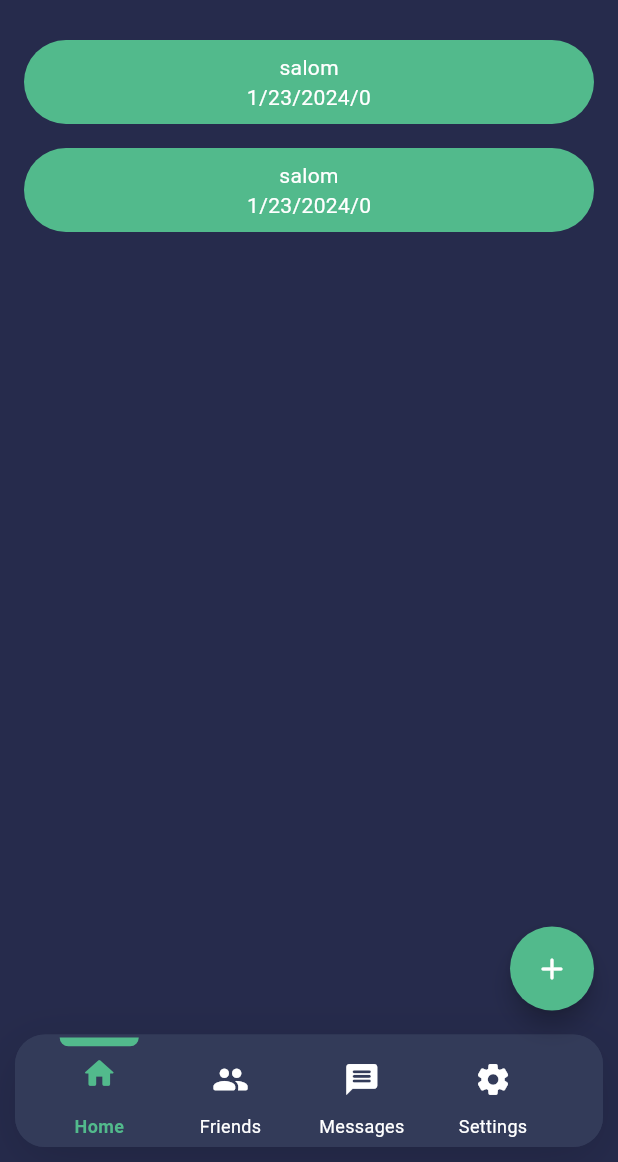
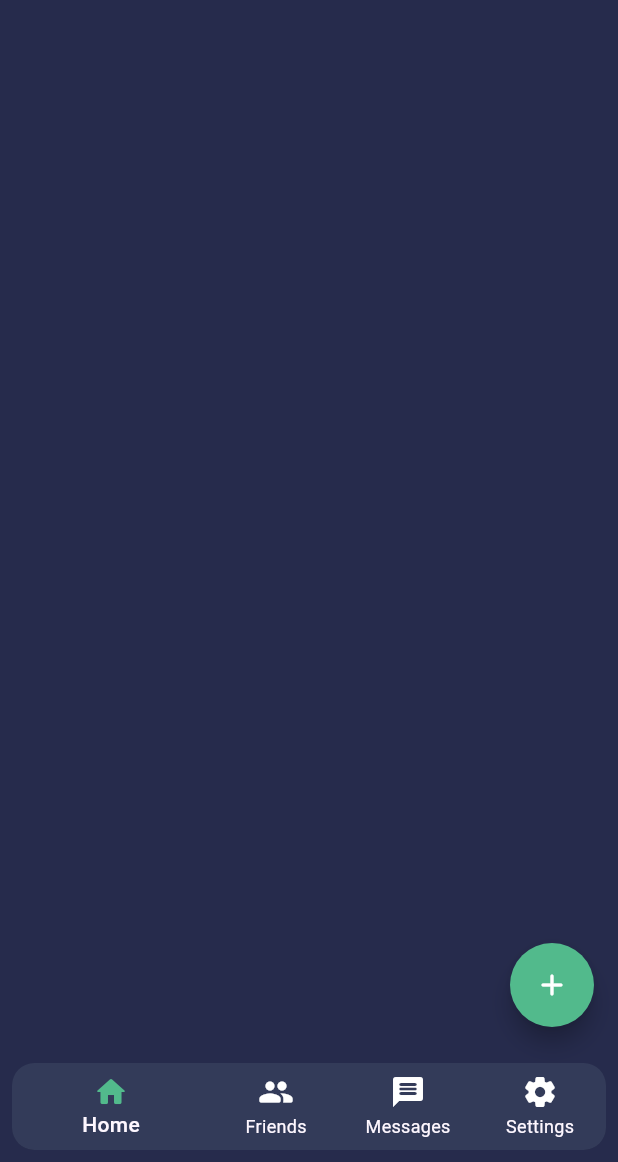
Before and after one commit to Fasliddin/Bubble, a Flutter app: the screen it shows after launch, on a phone screen of 412 x 824 dp, the part 74-1236 px from its top. Run offline on Flutter 3.47's test engine with Material 3 defaults, Android fonts, the phone set to English and light mode, and no system bars; our stand-ins replace flutter_svg, intl_phone_field, loading_animation_widget.

Commit message:
bottom bar bitirildi

```diff
--- a/bubble/lib/components/bottom_navigation.dart
+++ b/bubble/lib/components/bottom_navigation.dart
@@ -12,86 +12,58 @@ class BottomNavigation extends StatefulWidget {
 class _BottomNavigationState extends State<BottomNavigation> {
   @override
   Widget build(BuildContext context) {
-    Size size = MediaQuery.of(context).size;
-    return Container(
-      margin: const EdgeInsets.only(bottom: 10,left: 10,right: 10,top: 0),
-      height: size.width * .182,
-      decoration: BoxDecoration(
-        color: bottomNavigationColor,
-        border: Border.all(
-          color: searchBarColor.withOpacity(0.80),
+    return Padding(
+      padding: const EdgeInsets.all(8.0),
+      child: ClipRRect(
+        borderRadius: BorderRadius.circular(15),
+        child: BottomNavigationBar(
+          backgroundColor: bottomNavigationColor,
+          type: BottomNavigationBarType.shifting,
+          showSelectedLabels: true,
+          showUnselectedLabels: true,
+          selectedIconTheme: IconThemeData(
+            color: bubbleColor,
           ),
-        boxShadow: [
-          BoxShadow(
-            color: Colors.black.withOpacity(.15),
-            blurRadius: 30,
-            offset: const Offset(0, 10),
+          selectedLabelStyle: TextStyle(
+            color:  Color.fromRGBO(82, 186, 140, 1),
+            fontWeight: FontWeight.w500,
           ),
-        ],
-        borderRadius: BorderRadius.circular(20),
+          unselectedLabelStyle:
+              TextStyle(color: Colors.white, fontWeight: FontWeight.w400),
+          unselectedIconTheme: IconThemeData(
+            color: Colors.white,
           ),
-      child: Padding(
-        padding: const EdgeInsets.symmetric(horizontal: 1.5, vertical: 1),
-        child: ListView.builder(
-          itemCount: 4,
-          scrollDirection: Axis.horizontal,
-          padding: EdgeInsets.symmetric(horizontal: size.width * .024),
-          itemBuilder: (context, index) => InkWell(
-            onTap: () {
+          currentIndex: selectedIndex,
+          onTap: (value) {
             setState(
               () {
-                  selectedIndex = index;
+                selectedIndex = value;
+                print(selectedIndex);
               },
             );
           },
-            splashColor: Colors.transparent,
-            highlightColor: Colors.transparent,
-            child: Column(
-              mainAxisAlignment: MainAxisAlignment.spaceBetween,
-              children: [
-                AnimatedContainer(
-                  duration: const Duration(milliseconds: 1000),
-                  curve: Curves.fastLinearToSlowEaseIn,
-                  margin: EdgeInsets.only(
-                    bottom: index == selectedIndex ? 0 : size.width * .029,
-                    right: size.width * .0422,
-                    left: size.width * .0422,
+          items: const [
+            BottomNavigationBarItem(
+              icon: Icon(Icons.home_rounded),
+              label: "Home",
+              backgroundColor: bottomNavigationColor,
             ),
-                  width: size.width * .128,
-                  height: index == selectedIndex ? size.width * .014 : 0,
-                  decoration: const BoxDecoration(
-                    color: bubbleColor,
-                    borderRadius: BorderRadius.vertical(
-                      bottom: Radius.circular(10),
+            BottomNavigationBarItem(
+              icon: Icon(Icons.group_rounded),
+              label: "Friends",
+              backgroundColor: bottomNavigationColor,
             ),
+            BottomNavigationBarItem(
+              icon: Icon(Icons.message_rounded),
+              label: "Messages",
+              backgroundColor: bottomNavigationColor,
             ),
-                ),
-                Padding(
-                  padding: const EdgeInsets.all(1.0),
-                  child: Icon(
-                    listOfIcons[index],
-                    size: size.width * .060,
-                    color: index == selectedIndex ? bubbleColor : Colors.white,
-                  ),
-                ),
-                SizedBox(height: size.width * .0050),
-                Padding(
-                  padding: const EdgeInsets.all(3.0),
-                  child: Text(
-                    listOfText[index],
-                    style: TextStyle(
-                      color:
-                          index == selectedIndex ? bubbleColor : Colors.white,
-                      fontSize: 12,
-                      fontWeight: index == selectedIndex
-                          ? FontWeight.bold
-                          : FontWeight.normal,
-                    ),
-                  ),
+            BottomNavigationBarItem(
+              icon: Icon(Icons.settings_rounded),
+              label: "Settings",
+              backgroundColor: bottomNavigationColor,
             ),
           ],
-            ),
-          ),
         ),
       ),
     );
--- a/bubble/lib/data/functions.dart
+++ b/bubble/lib/data/functions.dart
@@ -5,8 +5,8 @@ void selectBottom(value) {
 }
 
 void datasadd() {
-  if (firstNameController.text.isNotEmpty) {
-    datas.add(firstNameController.text);
+  if (searchController.text.isNotEmpty) {
+    datas.add(searchController.text);
   }else{
     print("xato");
   }
--- a/bubble/lib/data/variables.dart
+++ b/bubble/lib/data/variables.dart
@@ -1,3 +1,5 @@
+import 'package:bubble/screens/account_screen.dart';
+import 'package:bubble/screens/home_page.dart';
 import 'package:flutter/material.dart';
 
 int selectedIndex = 0;
@@ -22,3 +24,9 @@ List<String> listOfText = [
   "Messages",
   "Settings",
 ];
+List listOfScreens = [
+  Home_page(),
+  account_page(),
+ Home_page(),
+  account_page(),
+];
--- /dev/null
+++ b/bubble/lib/screens/home_page.dart
@@ -0,0 +1,18 @@
+import 'package:bubble/data/colors.dart';
+import 'package:flutter/material.dart';
+
+class Home_page extends StatefulWidget {
+  const Home_page({super.key});
+
+  @override
+  State<Home_page> createState() => _Home_pageState();
+}
+
+class _Home_pageState extends State<Home_page> {
+  @override
+  Widget build(BuildContext context) {
+    return Scaffold(
+      backgroundColor: background,
+    );
+  }
+}
--- a/bubble/lib/screens/home_screen.dart
+++ b/bubble/lib/screens/home_screen.dart
@@ -1,11 +1,10 @@
-import 'package:bubble/components/bottom_navigation.dart';
 import 'package:bubble/components/icons.dart';
-import 'package:bubble/components/number_picker.dart';
+import 'package:bubble/components/add_account.dart';
 import 'package:bubble/data/colors.dart';
+import 'package:bubble/data/functions.dart';
 // import 'package:bubble/data/functions.dart';
 import 'package:bubble/data/variables.dart';
 import 'package:flutter/material.dart';
-
 
 class Home extends StatefulWidget {
   const Home({super.key});
@@ -25,10 +24,11 @@ class _HomeState extends State<Home> {
           setState(() {
             showModalBottomSheet(
                 context: context,
+                useRootNavigator: true,
+                constraints: BoxConstraints.expand(),
                 showDragHandle: false,
                 backgroundColor: background,
-              builder: (context) => Number_Picker()
-            );
+                builder: (context) => const addAccount());
           });
         },
         backgroundColor: bubbleColor,
@@ -69,7 +69,7 @@ class _HomeState extends State<Home> {
             onSubmitted: (value) {
               setState(() {
                 print(value);
-                // datasadd();
+                datasadd();
               });
             },
             textStyle: const MaterialStatePropertyAll(
@@ -99,55 +99,62 @@ class _HomeState extends State<Home> {
           ),
         ),
       ),
-      bottomNavigationBar: const BottomNavigation(),
-      body: Padding(
+      bottomNavigationBar: Padding(
         padding: const EdgeInsets.all(8.0),
-        child: ListView.builder(
-          itemCount: datas.length,
-          itemBuilder: (context, index) => GestureDetector(
-            onLongPress: () {
-              setState(() {
-                datas.removeAt(index);
-              });
-            },
-            child: Padding(
-              padding: const EdgeInsets.all(8.0),
-              child: Container(
-                // height: 30,
-                decoration: BoxDecoration(
-                  borderRadius: BorderRadius.circular(50),
+        child: ClipRRect(
+          borderRadius: BorderRadius.circular(15),
+          child: BottomNavigationBar(
+            backgroundColor: bottomNavigationColor,
+            type: BottomNavigationBarType.shifting,
+            showSelectedLabels: true,
+            showUnselectedLabels: true,
+            selectedIconTheme: IconThemeData(
               color: bubbleColor,
             ),
-                child: Padding(
-                  padding: const EdgeInsets.all(8.0),
-                  child: Column(
-                    children: [
-                      Text(
-                        datas[index],
-                        textAlign:
-                            index % 2 == 0 ? TextAlign.left : TextAlign.right,
-                        style: const TextStyle(
+            selectedLabelStyle: TextStyle(
+              color: Color.fromRGBO(82, 186, 140, 1),
+              fontWeight: FontWeight.w500,
+            ),
+            unselectedLabelStyle:
+                TextStyle(color: Colors.white, fontWeight: FontWeight.w400),
+            unselectedIconTheme: IconThemeData(
               color: Colors.white,
             ),
+            currentIndex: selectedIndex,
+            onTap: (value) {
+              setState(
+                () {
+                  selectedIndex = value;
+                  print(selectedIndex);
+                },
+              );
+            },
+            items: const [
+              BottomNavigationBarItem(
+                icon: Icon(Icons.home_rounded),
+                label: "Home",
+                backgroundColor: bottomNavigationColor,
               ),
-                      Text(
-                        "${DateTime.now().month.toString() + "/" + DateTime.now().day.toString() + "/" + DateTime.now().year.toString()}" +
-                            "/" +
-                            DateTime.now().second.toString(),
-                        textAlign:
-                            index % 2 != 0 ? TextAlign.left : TextAlign.right,
-                        style: const TextStyle(
-                          color: Colors.white,
+              BottomNavigationBarItem(
+                icon: Icon(Icons.group_rounded),
+                label: "Friends",
+                backgroundColor: bottomNavigationColor,
               ),
+              BottomNavigationBarItem(
+                icon: Icon(Icons.message_rounded),
+                label: "Messages",
+                backgroundColor: bottomNavigationColor,
+              ),
+              BottomNavigationBarItem(
+                icon: Icon(Icons.settings_rounded),
+                label: "Settings",
+                backgroundColor: bottomNavigationColor,
               ),
             ],
           ),
         ),
       ),
-            ),
-          ),
-        ),
-      ),
+      body: listOfScreens.elementAt(selectedIndex),
     );
   }
 }
--- a/bubble/pubspec.yaml
+++ b/bubble/pubspec.yaml
@@ -39,8 +39,9 @@ dependencies:
   flutter_launcher_icons: ^0.13.1
   flutter_svg: ^2.0.9
   bottom_navbar_with_indicator: ^0.0.8
-  firebase_auth: ^4.16.0
+  persistent_bottom_nav_bar: ^5.0.2
   intl_phone_field: ^3.2.0
+
 
 dev_dependencies:
   flutter_test:
```
Also changed, not shown: bubble/lib/components/add_account.dart (renamed from bubble/lib/components/number_picker.dart, +7 -7 lines), bubble/lib/screens/account_screen.dart (+53 -0 lines), bubble/pubspec.lock, 3 other files. Lines whose indentation alone changed are shown as unchanged.
